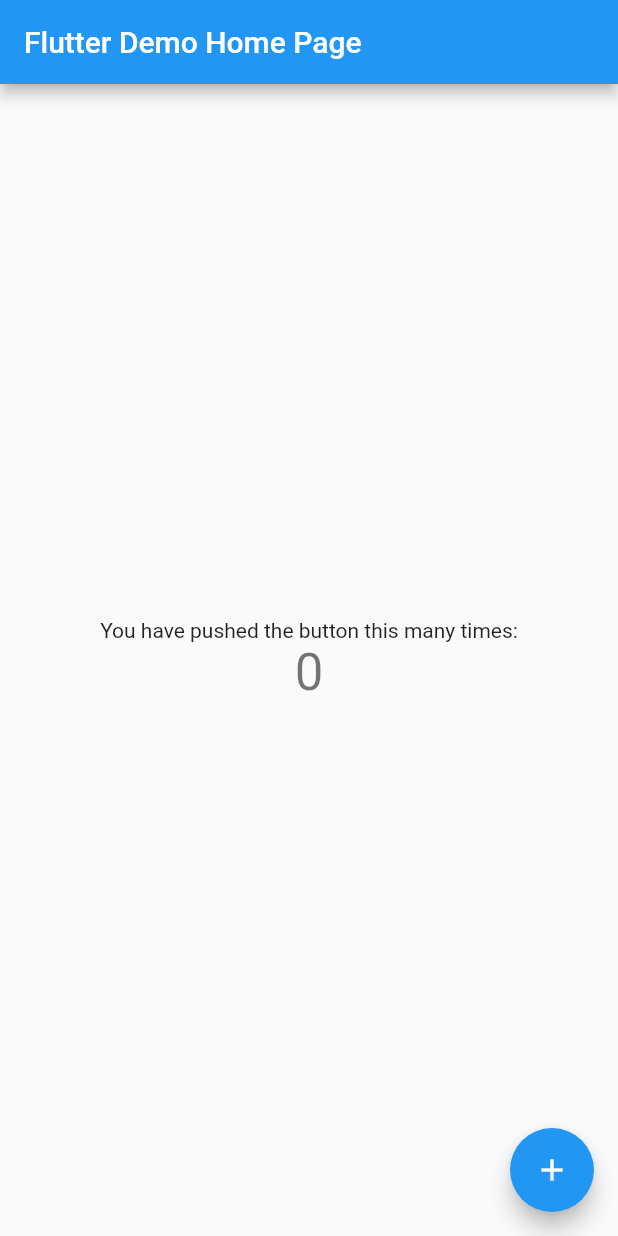
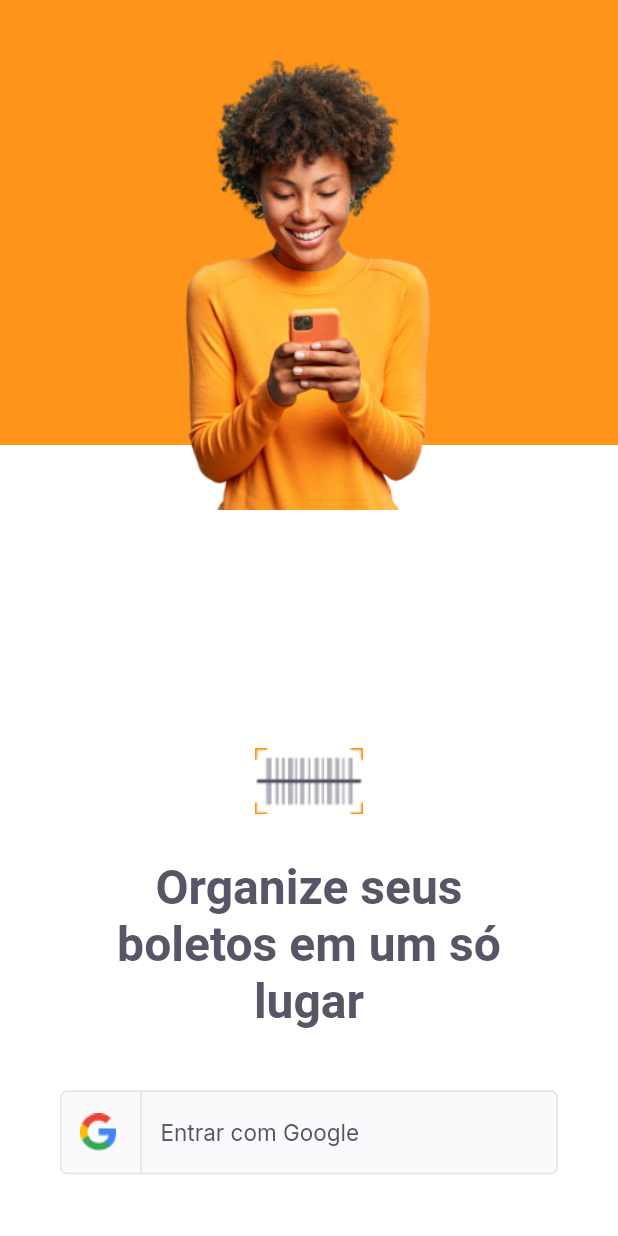
Before and after one commit to leoronchini/NLWTogether-Flutter, a Flutter app: the screen it shows after launch, on a phone screen of 412 x 824 dp. Run offline on Flutter 3.47's test engine with Material 2 defaults, Android fonts, the phone set to English and light mode, and no system bars; our stand-ins replace google_fonts.

Commit message:
Second class - Maximum Speed

```diff
--- a/payflow/lib/main.dart
+++ b/payflow/lib/main.dart
@@ -1,113 +1,20 @@
+import 'package:payflow/modules/home/home_page.dart';
+import 'package:payflow/modules/login/login_page.dart';
+import 'package:payflow/modules/splash/splash_page.dart';
+import 'package:payflow/shared/themes/app_colors.dart';
 import 'package:flutter/material.dart';
 
 void main() {
-  runApp(MyApp());
+  runApp(AppWidget());
 }
 
-class MyApp extends StatelessWidget {
-  // This widget is the root of your application.
+class AppWidget extends StatelessWidget {
   @override
   Widget build(BuildContext context) {
     return MaterialApp(
-      title: 'Flutter Demo',
-      theme: ThemeData(
-        // This is the theme of your application.
-        //
-        // Try running your application with "flutter run". You'll see the
-        // application has a blue toolbar. Then, without quitting the app, try
-        // changing the primarySwatch below to Colors.green and then invoke
-        // "hot reload" (press "r" in the console where you ran "flutter run",
-        // or simply save your changes to "hot reload" in a Flutter IDE).
-        // Notice that the counter didn't reset back to zero; the application
-        // is not restarted.
-        primarySwatch: Colors.blue,
-      ),
-      home: MyHomePage(title: 'Flutter Demo Home Page'),
+      title: 'Pay Flow',
+      theme: ThemeData(primaryColor: AppColors.primary),
+      home: LoginPage(),
     );
   }
 }
-
-class MyHomePage extends StatefulWidget {
-  MyHomePage({Key key, this.title}) : super(key: key);
-
-  // This widget is the home page of your application. It is stateful, meaning
-  // that it has a State object (defined below) that contains fields that affect
-  // how it looks.
-
-  // This class is the configuration for the state. It holds the values (in this
-  // case the title) provided by the parent (in this case the App widget) and
-  // used by the build method of the State. Fields in a Widget subclass are
-  // always marked "final".
-
-  final String title;
-
-  @override
-  _MyHomePageState createState() => _MyHomePageState();
-}
-
-class _MyHomePageState extends State<MyHomePage> {
-  int _counter = 0;
-
-  void _incrementCounter() {
-    setState(() {
-      // This call to setState tells the Flutter framework that something has
-      // changed in this State, which causes it to rerun the build method below
-      // so that the display can reflect the updated values. If we changed
-      // _counter without calling setState(), then the build method would not be
-      // called again, and so nothing would appear to happen.
-      _counter++;
-    });
-  }
-
-  @override
-  Widget build(BuildContext context) {
-    // This method is rerun every time setState is called, for instance as done
-    // by the _incrementCounter method above.
-    //
-    // The Flutter framework has been optimized to make rerunning build methods
-    // fast, so that you can just rebuild anything that needs updating rather
-    // than having to individually change instances of widgets.
-    return Scaffold(
-      appBar: AppBar(
-        // Here we take the value from the MyHomePage object that was created by
-        // the App.build method, and use it to set our appbar title.
-        title: Text(widget.title),
-      ),
-      body: Center(
-        // Center is a layout widget. It takes a single child and positions it
-        // in the middle of the parent.
-        child: Column(
-          // Column is also a layout widget. It takes a list of children and
-          // arranges them vertically. By default, it sizes itself to fit its
-          // children horizontally, and tries to be as tall as its parent.
-          //
-          // Invoke "debug painting" (press "p" in the console, choose the
-          // "Toggle Debug Paint" action from the Flutter Inspector in Android
-          // Studio, or the "Toggle Debug Paint" command in Visual Studio Code)
-          // to see the wireframe for each widget.
-          //
-          // Column has various properties to control how it sizes itself and
-          // how it positions its children. Here we use mainAxisAlignment to
-          // center the children vertically; the main axis here is the vertical
-          // axis because Columns are vertical (the cross axis would be
-          // horizontal).
-          mainAxisAlignment: MainAxisAlignment.center,
-          children: <Widget>[
-            Text(
-              'You have pushed the button this many times:',
-            ),
-            Text(
-              '$_counter',
-              style: Theme.of(context).textTheme.headline4,
-            ),
-          ],
-        ),
-      ),
-      floatingActionButton: FloatingActionButton(
-        onPressed: _incrementCounter,
-        tooltip: 'Increment',
-        child: Icon(Icons.add),
-      ), // This trailing comma makes auto-formatting nicer for build methods.
-    );
-  }
-}
--- /dev/null
+++ b/payflow/lib/modules/home/home_page.dart
@@ -0,0 +1,12 @@
+import 'package:flutter/material.dart';
+
+class HomePage extends StatelessWidget {
+  const HomePage({Key key}) : super(key: key);
+
+  @override
+  Widget build(BuildContext context) {
+    return Scaffold(
+      appBar: AppBar(title: Text("HomePage")),
+    );
+  }
+}
--- /dev/null
+++ b/payflow/lib/modules/login/login_page.dart
@@ -0,0 +1,74 @@
+import 'package:flutter/material.dart';
+import 'package:payflow/shared/themes/app_colors.dart';
+import 'package:payflow/shared/themes/app_images.dart';
+import 'package:payflow/shared/themes/app_text_styles.dart';
+import 'package:payflow/shared/widgets/social_login/social_login_button.dart';
+
+class LoginPage extends StatefulWidget {
+  const LoginPage({Key key}) : super(key: key);
+
+  @override
+  _LoginPageState createState() => _LoginPageState();
+}
+
+class _LoginPageState extends State<LoginPage> {
+  @override
+  Widget build(BuildContext context) {
+    final size = MediaQuery.of(context).size;
+    return Scaffold(
+      backgroundColor: AppColors.background,
+      body: Container(
+        width: size.width,
+        height: size.height,
+        child: Stack(
+          children: [
+            Container(
+              width: size.width,
+              height: size.height * 0.36,
+              color: AppColors.primary,
+            ),
+            Positioned(
+                top: 40,
+                left: 0,
+                right: 0,
+                child: Image.asset(
+                  AppImages.person,
+                  width: 208,
+                  height: 300,
+                )),
+            Positioned(
+              bottom: size.height * 0.05,
+              left: 0,
+              right: 0,
+              child: Column(
+                mainAxisAlignment: MainAxisAlignment.center,
+                crossAxisAlignment: CrossAxisAlignment.center,
+                children: [
+                  Image.asset(AppImages.logomini),
+                  Padding(
+                    padding:
+                        const EdgeInsets.only(top: 30, left: 70, right: 70),
+                    child: Text(
+                      "Organize seus boletos em um só lugar",
+                      textAlign: TextAlign.center,
+                      style: TextStyles.titleHome,
+                    ),
+                  ),
+                  Padding(
+                    padding:
+                        const EdgeInsets.only(left: 40, right: 40, top: 40),
+                    child: SocialLoginButton(
+                      onTap: () {
+                        print("clicou");
+                      },
+                    ),
+                  )
+                ],
+              ),
+            )
+          ],
+        ),
+      ),
+    );
+  }
+}
--- a/payflow/lib/modules/splash/splash_page.dart
+++ b/payflow/lib/modules/splash/splash_page.dart
@@ -1,10 +1,20 @@
 import 'package:flutter/material.dart';
+import 'package:payflow/shared/themes/app_colors.dart';
+import 'package:payflow/shared/themes/app_images.dart';
 
-class SpashPage extends StatelessWidget {
-  const SpashPage({Key? key}) : super(key: key);
-//49mins
+class SplashPage extends StatelessWidget {
+  const SplashPage({Key key}) : super(key: key);
+
   @override
   Widget build(BuildContext context) {
-    return Scaffold();
+    return Scaffold(
+      backgroundColor: AppColors.background,
+      body: Stack(
+        children: [
+          Center(child: Image.asset(AppImages.union)),
+          Center(child: Image.asset(AppImages.logoFull)),
+        ],
+      ),
+    );
   }
 }
--- /dev/null
+++ b/payflow/lib/shared/widgets/social_login/social_login_button.dart
@@ -0,0 +1,59 @@
+import 'package:flutter/material.dart';
+import 'package:payflow/shared/themes/app_colors.dart';
+import 'package:payflow/shared/themes/app_images.dart';
+import 'package:payflow/shared/themes/app_text_styles.dart';
+
+class SocialLoginButton extends StatelessWidget {
+  final VoidCallback onTap;
+  const SocialLoginButton({Key key, this.onTap}) : super(key: key);
+
+  @override
+  Widget build(BuildContext context) {
+    return InkWell(
+      onTap: onTap,
+      child: Container(
+        height: 56,
+        decoration: BoxDecoration(
+            color: AppColors.shape,
+            borderRadius: BorderRadius.circular(5),
+            border: Border.fromBorderSide(BorderSide(color: AppColors.stroke))),
+        child: Row(
+          children: [
+            Expanded(
+                flex: 1,
+                child: Row(
+                  mainAxisAlignment: MainAxisAlignment.center,
+                  children: [
+                    Image.asset(AppImages.google),
+                    SizedBox(
+                      width: 16,
+                    ),
+                    Container(
+                      height: 56,
+                      width: 1,
+                      color: AppColors.stroke,
+                    )
+                  ],
+                )),
+            Expanded(
+              flex: 4,
+              child: Row(
+                mainAxisAlignment: MainAxisAlignment.center,
+                children: [
+                  Expanded(
+                    child: Text(
+                      "Entrar com Google",
+                      style: TextStyles.buttonGray,
+                    ),
+                  ),
+                ],
+              ),
+            ),
+          ],
+        ),
+      ),
+    );
+  }
+}
+
+class required {}
```
Also changed, not shown: payflow/pubspec.lock, 1 other file.
